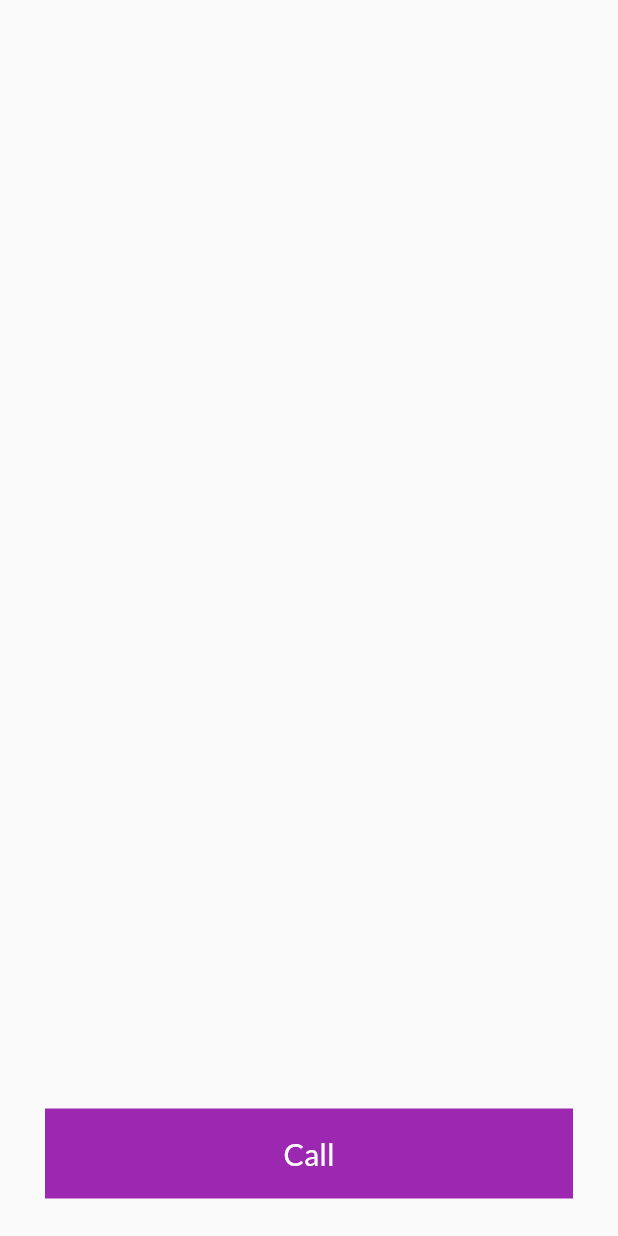
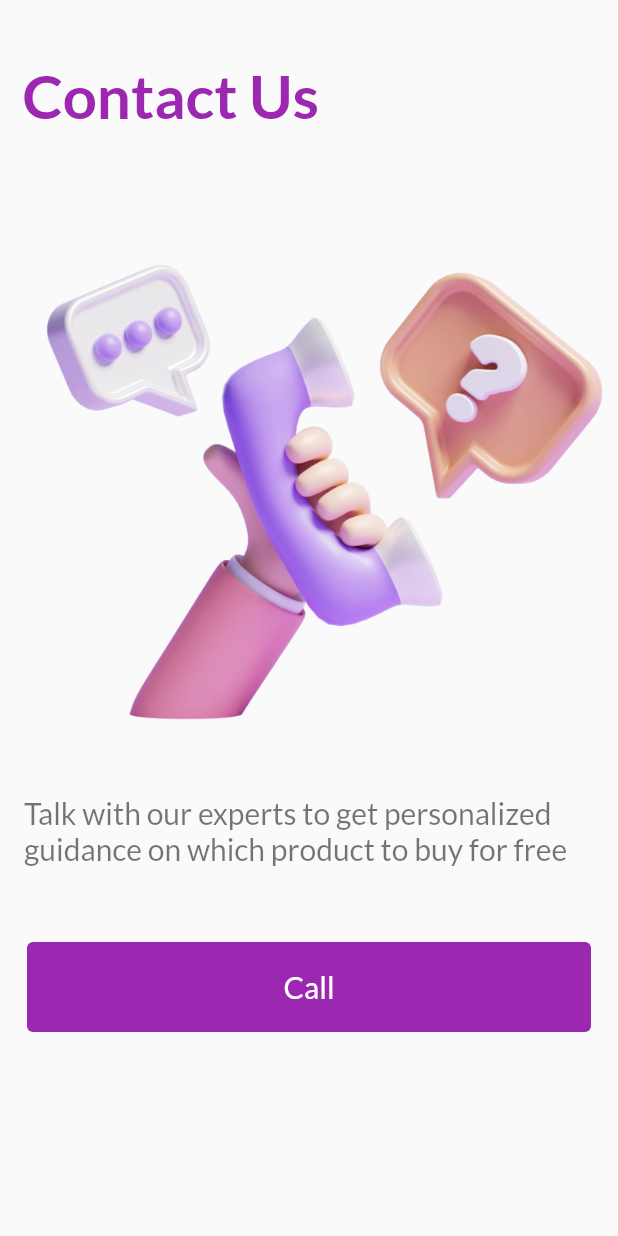
Before and after one commit to theAldrin/zelect, a Flutter app: the Call screen opened directly, on a phone screen of 412 x 824 dp. Run offline on Flutter 3.47's test engine with Material 2 defaults, Android fonts, the phone set to English and light mode, and no system bars; our stand-ins replace google_fonts; missing offline and left inert: flutter_phone_direct_caller, rolling_bottom_bar.

Commit message:
adding functionalities to phones.dart and laptops.dart

```diff
--- a/lib/call.dart
+++ b/lib/call.dart
@@ -1,23 +1,56 @@
 import 'package:flutter/material.dart';
 import 'package:flutter_phone_direct_caller/flutter_phone_direct_caller.dart';
 
-class Call extends StatefulWidget {
-  @override
-  State<Call> createState() => _CallState();
-}
-
-class _CallState extends State<Call> {
+class Call extends StatelessWidget {
   String phoneno = '8590970319';
 
   @override
   Widget build(BuildContext context) {
     return Scaffold(
       body: SafeArea(
+        child: SingleChildScrollView(
           child: Column(
             children: [
-            Expanded(child: Container()),
+              SizedBox(
+                height: 40,
+              ),
+              Container(
+                width: double.infinity,
+                child: Padding(
+                  padding: EdgeInsets.symmetric(vertical: 0, horizontal: 15),
+                  child: Text(
+                    'Contact Us',
+                    textAlign: TextAlign.left,
+                    style: TextStyle(
+                        color: Colors.purple,
+                        fontSize: 40,
+                        fontWeight: FontWeight.w600),
+                  ),
+                ),
+              ),
+              Container(
+                child: Padding(
+                  padding: const EdgeInsets.symmetric(horizontal: 10),
+                  child: Image.asset(
+                    'images/phone.png',
+                  ),
+                ),
+              ),
+              SizedBox(
+                height: 50,
+              ),
+              Container(
+                padding: EdgeInsets.symmetric(horizontal: 16),
+                child: Text(
+                  'Talk with our experts to get personalized guidance on which product to buy for free',
+                  style: TextStyle(fontSize: 20, color: Colors.black54),
+                ),
+              ),
+              SizedBox(
+                height: 50,
+              ),
               Padding(
-              padding: const EdgeInsets.symmetric(horizontal: 30),
+                padding: const EdgeInsets.symmetric(horizontal: 18),
                 child: GestureDetector(
                   onTap: () async {
                     await FlutterPhoneDirectCaller.callNumber(phoneno);
@@ -25,7 +58,11 @@ class _CallState extends State<Call> {
                   child: Container(
                     width: double.infinity,
                     height: 60,
+                    decoration: BoxDecoration(
                       color: Colors.purple,
+                      borderRadius: BorderRadius.circular(
+                          4), // This adds the border radius
+                    ),
                     child: Center(
                       child: Text(
                         'Call',
@@ -39,9 +76,10 @@ class _CallState extends State<Call> {
                 ),
               ),
               SizedBox(
-              height: 25,
+                height: 40,
               )
             ],
+          ),
         ),
       ),
     );
--- a/pubspec.yaml
+++ b/pubspec.yaml
@@ -62,9 +62,8 @@ flutter:
   uses-material-design: true
 
   # To add assets to your application, add an assets section, like this:
-  # assets:
-  #   - images/a_dot_burr.jpeg
-  #   - images/a_dot_ham.jpeg
+  assets:
+    - images/
 
   # An image asset can refer to one or more resolution-specific "variants", see
   # https://flutter.dev/assets-and-images/#resolution-aware
```
Also changed, not shown: lib/homepage.dart (+4 -4 lines), lib/laptops.dart (+65 -0 lines), lib/phones.dart (+92 -0 lines), images/callBoy.jpg (added), images/callGirl.jpg (added), images/ereh.png (deleted), images/phone.png (added). Lines whose indentation alone changed are shown as unchanged.
